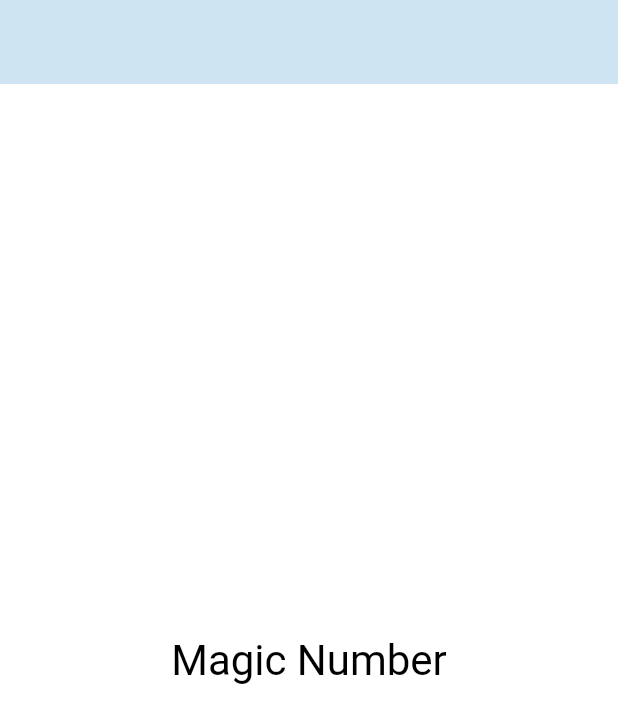
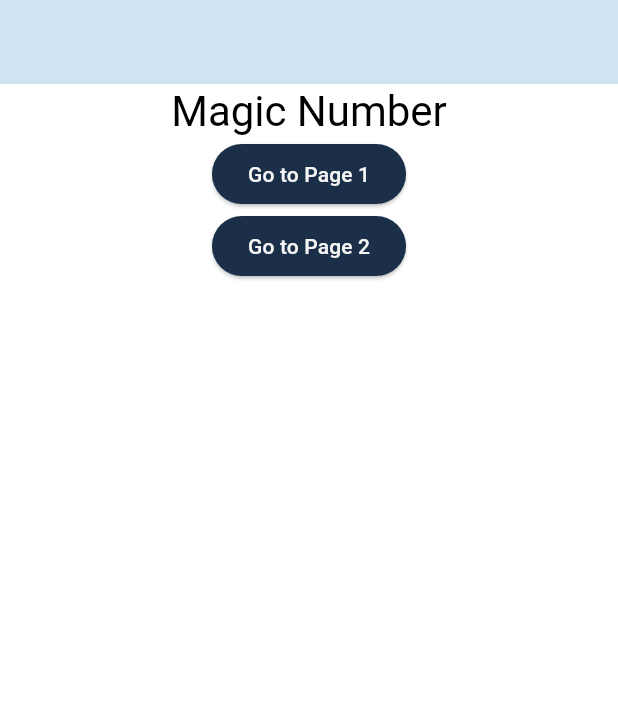
Before and after one commit to JeanMarcJorite/magic_number, a Flutter app: the screen it shows after launch, on a phone screen of 412 x 824 dp. Shown: the top 723 px of the screen. Run offline on Flutter 3.47's test engine with Material 3 defaults, Android fonts, the phone set to English and light mode, and no system bars.

Commit message:
ajout bouton

```diff
--- /dev/null
+++ b/lib/button.dart
@@ -0,0 +1,30 @@
+import 'package:flutter/material.dart';
+
+class ButtonSelect extends StatelessWidget {
+  final String text;
+  final Function() onPressed;
+  final Color buttonColor;
+  final Color textColor;
+
+  const ButtonSelect({
+    super.key,
+    required this.text,
+    required this.onPressed,
+    this.buttonColor = const Color(0xFF1B2F48),
+    this.textColor = const Color(0xFFF5F5F5),
+  });
+
+  @override
+  Widget build(BuildContext context) {
+    return ElevatedButton(
+      onPressed: onPressed,
+      style: ElevatedButton.styleFrom(
+        backgroundColor: buttonColor,
+      ),
+      child: Text(
+        text,
+        style: TextStyle(color: textColor),
+      ),
+    );
+  }
+}
--- a/lib/main.dart
+++ b/lib/main.dart
@@ -1,4 +1,7 @@
 import 'package:flutter/material.dart';
+import 'package:magic_number/button.dart';
+import 'package:magic_number/page_jouer.dart';
+import 'package:magic_number/page_score.dart';
 
 void main() {
   runApp(const MagicNumber());
@@ -10,6 +13,7 @@ class MagicNumber extends StatelessWidget {
   @override
   Widget build(BuildContext context) {
     return MaterialApp(
+      debugShowCheckedModeBanner: false,
       title: 'Magic Number',
       theme: ThemeData(
         colorScheme: ColorScheme.fromSwatch().copyWith(background: const Color(0xFFCEE4F2)),
@@ -30,20 +34,42 @@ class MyHomePage extends StatefulWidget {
 
 class _MyHomePageState extends State<MyHomePage> {
 
+  void navigateToPage1() {
+    Navigator.push(context, MaterialPageRoute(builder: (context) => Page_Jouer()));
+  }
+
+  void navigateToPage2() {
+    Navigator.push(context, MaterialPageRoute(builder: (context) => Page_Score()));
+  }
+
 
   @override
   Widget build(BuildContext context) {
     return Scaffold(
+
       appBar: AppBar(
         backgroundColor: const Color(0xFFCEE4F2),
-      ),
-      body: Center(
-        child: Text(
-          'Magic Number',
-          style: Theme.of(context).textTheme.headline4,
-        ),
+
       ),
 
+       body: Column(
+        children: [
+          Center(
+            child: Text(
+              'Magic Number',
+              style: Theme.of(context).textTheme.headlineMedium,
+            ),
+          ),
+          ButtonSelect(
+            text: 'Go to Page 1',
+            onPressed: navigateToPage1,
+          ),
+          ButtonSelect(
+            text: 'Go to Page 2',
+            onPressed: navigateToPage2,
+          ),
+        ],
+      ),
     );
   }
 }
--- /dev/null
+++ b/lib/page_jouer.dart
@@ -0,0 +1,21 @@
+import 'package:flutter/material.dart';
+
+class Page_Jouer extends StatelessWidget {
+
+
+
+  @override
+  Widget build(BuildContext context) {
+    return Scaffold(
+      appBar: AppBar(
+        title: const Text('Page 1'),
+      ),
+      body: const Center(
+        child: Text(
+          'Page 1',
+          style: TextStyle(fontSize: 24),
+        ),
+      ),
+    );
+  }
+}
--- /dev/null
+++ b/lib/page_score.dart
@@ -0,0 +1,21 @@
+import 'package:flutter/material.dart';
+
+class Page_Score extends StatelessWidget {
+
+
+
+  @override
+  Widget build(BuildContext context) {
+    return Scaffold(
+      appBar: AppBar(
+        title: const Text('Page 2'),
+      ),
+      body: const Center(
+        child: Text(
+          'Page 1',
+          style: TextStyle(fontSize: 24),
+        ),
+      ),
+    );
+  }
+}
```
